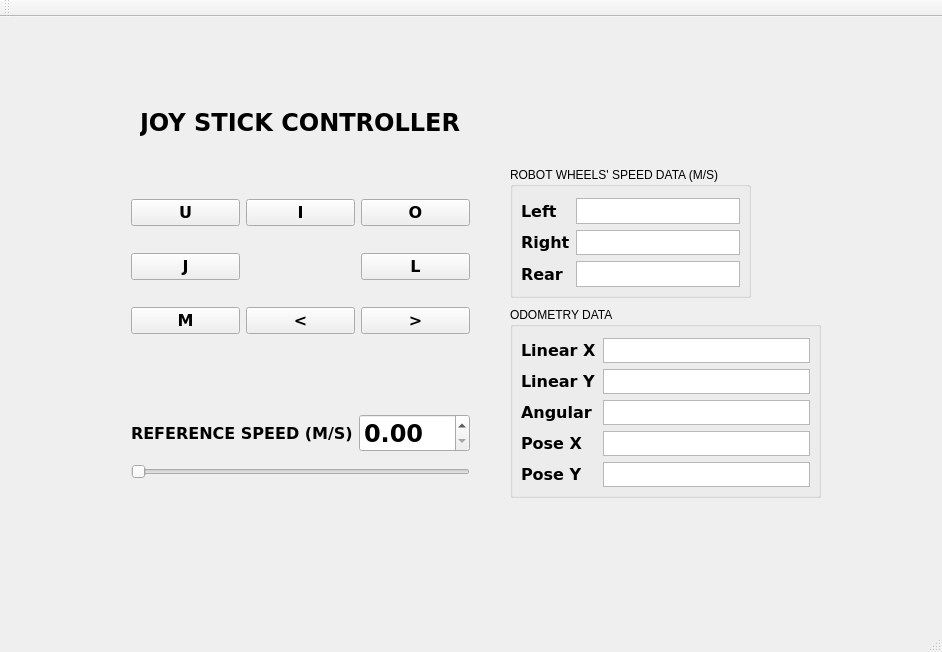
Before: the Qt Designer form mainwindow.ui in tiennvhust/vk_omni_gui, drawn with Qt 5.
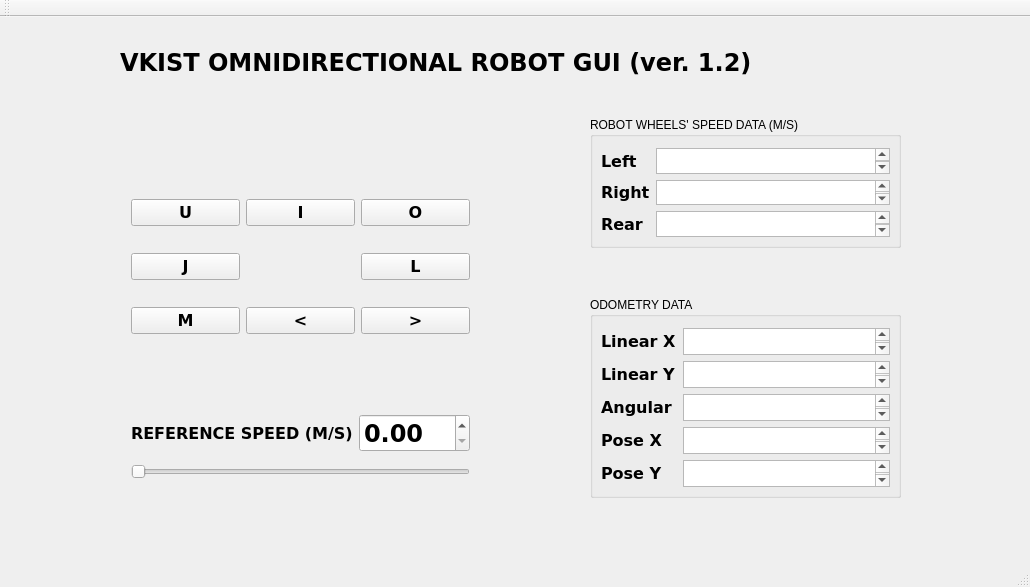
After: the same form once the commit is applied.

Commit message: debug text display

The edit to the form file:
```diff
--- a/mainwindow.ui
+++ b/mainwindow.ui
@@ -6,8 +6,8 @@
    <rect>
     <x>0</x>
     <y>0</y>
-    <width>942</width>
-    <height>652</height>
+    <width>1030</width>
+    <height>587</height>
    </rect>
   </property>
   <property name="windowTitle">
@@ -17,9 +17,9 @@
    <widget class="QLabel" name="label_2">
     <property name="geometry">
      <rect>
-      <x>140</x>
-      <y>80</y>
-      <width>321</width>
+      <x>120</x>
+      <y>20</y>
+      <width>651</width>
       <height>51</height>
      </rect>
     </property>
@@ -32,7 +32,7 @@
      </font>
     </property>
     <property name="text">
-     <string>JOY STICK CONTROLLER</string>
+     <string>VKIST OMNIDIRECTIONAL ROBOT GUI (ver. 1.2)</string>
     </property>
    </widget>
    <widget class="QWidget" name="layoutWidget">
@@ -219,9 +219,9 @@
    <widget class="QGroupBox" name="groupBox">
     <property name="geometry">
      <rect>
-      <x>510</x>
-      <y>150</y>
-      <width>241</width>
+      <x>590</x>
+      <y>100</y>
+      <width>311</width>
       <height>131</height>
      </rect>
     </property>
@@ -233,7 +233,7 @@
       <rect>
        <x>0</x>
        <y>20</y>
-       <width>241</width>
+       <width>311</width>
        <height>111</height>
       </rect>
      </property>
@@ -254,7 +254,13 @@
        </widget>
       </item>
       <item row="0" column="1">
-       <widget class="QTextEdit" name="left_wheel"/>
+       <widget class="QTextEdit" name="left_wheel">
+        <property name="font">
+         <font>
+          <pointsize>12</pointsize>
+         </font>
+        </property>
+       </widget>
       </item>
       <item row="1" column="0">
        <widget class="QLabel" name="label_4">
@@ -272,7 +278,13 @@
        </widget>
       </item>
       <item row="1" column="1">
-       <widget class="QTextEdit" name="right_wheel"/>
+       <widget class="QTextEdit" name="right_wheel">
+        <property name="font">
+         <font>
+          <pointsize>12</pointsize>
+         </font>
+        </property>
+       </widget>
       </item>
       <item row="2" column="0">
        <widget class="QLabel" name="label_5">
@@ -290,7 +302,13 @@
        </widget>
       </item>
       <item row="2" column="1">
-       <widget class="QTextEdit" name="rear_wheel"/>
+       <widget class="QTextEdit" name="rear_wheel">
+        <property name="font">
+         <font>
+          <pointsize>12</pointsize>
+         </font>
+        </property>
+       </widget>
       </item>
      </layout>
     </widget>
@@ -298,10 +316,10 @@
    <widget class="QGroupBox" name="groupBox_2">
     <property name="geometry">
      <rect>
-      <x>510</x>
-      <y>290</y>
+      <x>590</x>
+      <y>280</y>
       <width>311</width>
-      <height>191</height>
+      <height>201</height>
      </rect>
     </property>
     <property name="title">
@@ -313,7 +331,7 @@
        <x>0</x>
        <y>20</y>
        <width>311</width>
-       <height>171</height>
+       <height>181</height>
       </rect>
      </property>
      <layout class="QFormLayout" name="formLayout_2">
@@ -339,7 +357,13 @@
        </widget>
       </item>
       <item row="0" column="1">
-       <widget class="QTextEdit" name="linear_x"/>
+       <widget class="QTextEdit" name="linear_x">
+        <property name="font">
+         <font>
+          <pointsize>12</pointsize>
+         </font>
+        </property>
+       </widget>
       </item>
       <item row="1" column="0">
        <widget class="QLabel" name="label_7">
@@ -357,7 +381,13 @@
        </widget>
       </item>
       <item row="1" column="1">
-       <widget class="QTextEdit" name="linear_y"/>
+       <widget class="QTextEdit" name="linear_y">
+        <property name="font">
+         <font>
+          <pointsize>12</pointsize>
+         </font>
+        </property>
+       </widget>
       </item>
       <item row="2" column="0">
        <widget class="QLabel" name="label_8">
@@ -375,7 +405,13 @@
        </widget>
       </item>
       <item row="2" column="1">
-       <widget class="QTextEdit" name="angular"/>
+       <widget class="QTextEdit" name="angular">
+        <property name="font">
+         <font>
+          <pointsize>12</pointsize>
+         </font>
+        </property>
+       </widget>
       </item>
       <item row="3" column="0">
        <widget class="QLabel" name="label_9">
@@ -393,7 +429,13 @@
        </widget>
       </item>
       <item row="3" column="1">
-       <widget class="QTextEdit" name="pose_x"/>
+       <widget class="QTextEdit" name="pose_x">
+        <property name="font">
+         <font>
+          <pointsize>12</pointsize>
+         </font>
+        </property>
+       </widget>
       </item>
       <item row="4" column="0">
        <widget class="QLabel" name="label_10">
@@ -411,7 +453,13 @@
        </widget>
       </item>
       <item row="4" column="1">
-       <widget class="QTextEdit" name="pose_y"/>
+       <widget class="QTextEdit" name="pose_y">
+        <property name="font">
+         <font>
+          <pointsize>12</pointsize>
+         </font>
+        </property>
+       </widget>
       </item>
      </layout>
     </widget>
```
Left out of the diff: 2 changed lines with no effect on the pictures. The commit also changes 2 other files.
